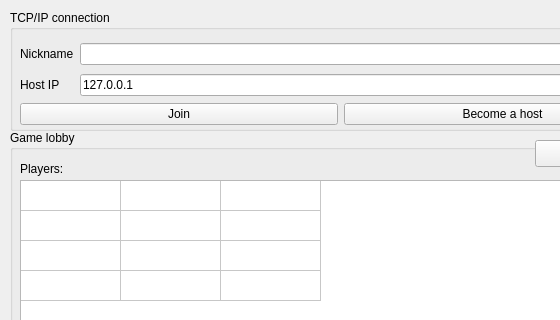
Quasilyte/SuperQMelee, file frames/forms/lobby_frame.ui: the form before one commit; both pictures show x 0 to 560 and y 0 to 320 of the 680 by 644 pixel window.
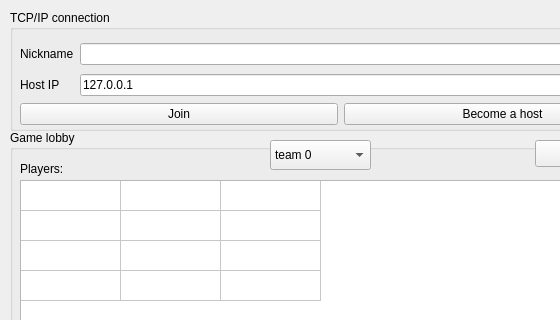
The form after the commit.

What changed in the file:
```diff
--- a/frames/forms/lobby_frame.ui
+++ b/frames/forms/lobby_frame.ui
@@ -232,6 +232,36 @@
       </item>
      </layout>
     </widget>
+    <widget class="QComboBox" name="comboBox">
+     <property name="geometry">
+      <rect>
+       <x>260</x>
+       <y>10</y>
+       <width>101</width>
+       <height>30</height>
+      </rect>
+     </property>
+     <item>
+      <property name="text">
+       <string>team 0</string>
+      </property>
+     </item>
+     <item>
+      <property name="text">
+       <string>team 1</string>
+      </property>
+     </item>
+     <item>
+      <property name="text">
+       <string>team 2</string>
+      </property>
+     </item>
+     <item>
+      <property name="text">
+       <string>team 3</string>
+      </property>
+     </item>
+    </widget>
     <zorder>layoutWidget</zorder>
     <zorder>playersLabel</zorder>
     <zorder>chatLabel</zorder>
```
Left out of the diff: 1 changed line with no effect on the pictures.
